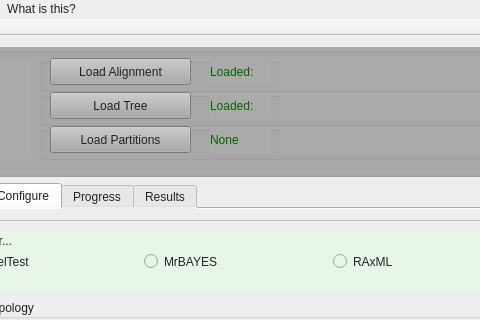
ddarriba/modeltest, file src/modeltest_gui.ui: the form before one commit; both pictures show x 94 to 574 and y 0 to 320 of the 1052 by 786 pixel window.
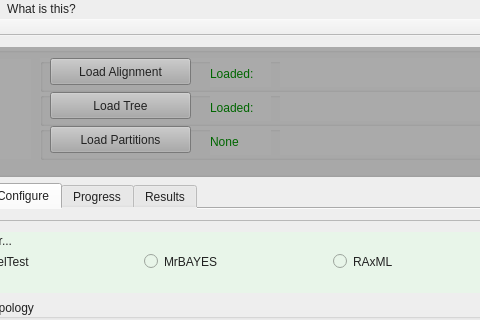
The form after the commit. Icons and pictures are not drawn.

What changed in the file:
```diff
--- a/src/modeltest_gui.ui
+++ b/src/modeltest_gui.ui
@@ -167,7 +167,7 @@
             <property name="geometry">
              <rect>
               <x>170</x>
-              <y>0</y>
+              <y>2</y>
               <width>61</width>
               <height>27</height>
              </rect>
@@ -250,7 +250,7 @@
             <property name="geometry">
              <rect>
               <x>170</x>
-              <y>0</y>
+              <y>2</y>
               <width>61</width>
               <height>27</height>
              </rect>
@@ -336,7 +336,7 @@
             <property name="geometry">
              <rect>
               <x>170</x>
-              <y>0</y>
+              <y>2</y>
               <width>61</width>
               <height>27</height>
              </rect>
```
Left out of the diff: 2 changed lines with no effect on the pictures.
